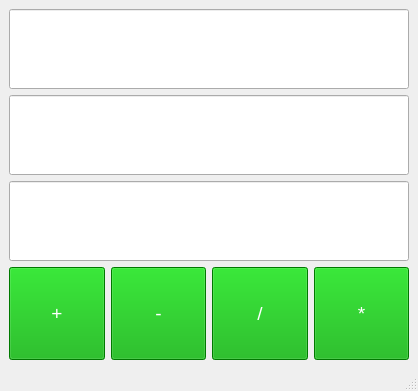
PetrovSergeyAleksandrovich/37_module_sbx, file 37_module_sbx_calc.ui: the form before one commit.
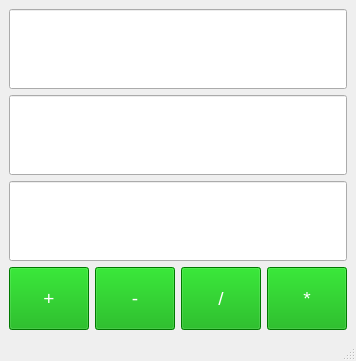
The form after the commit.

Commit message: prints result. doesn't calculate

```diff
--- a/37_module_sbx_calc.ui
+++ b/37_module_sbx_calc.ui
@@ -6,8 +6,8 @@
    <rect>
     <x>0</x>
     <y>0</y>
-    <width>418</width>
-    <height>391</height>
+    <width>340</width>
+    <height>361</height>
    </rect>
   </property>
   <property name="windowTitle">
@@ -31,9 +31,17 @@
           <height>80</height>
          </size>
         </property>
+        <property name="font">
+         <font>
+          <pointsize>12</pointsize>
+         </font>
+        </property>
         <property name="alignment">
          <set>Qt::AlignCenter</set>
         </property>
+        <property name="readOnly">
+         <bool>false</bool>
+        </property>
        </widget>
       </item>
       <item>
@@ -50,6 +58,11 @@
           <height>80</height>
          </size>
         </property>
+        <property name="font">
+         <font>
+          <pointsize>12</pointsize>
+         </font>
+        </property>
         <property name="alignment">
          <set>Qt::AlignCenter</set>
         </property>
@@ -63,6 +76,11 @@
           <height>80</height>
          </size>
         </property>
+        <property name="font">
+         <font>
+          <pointsize>12</pointsize>
+         </font>
+        </property>
         <property name="alignment">
          <set>Qt::AlignCenter</set>
         </property>
```
Left out of the diff: 6 changed lines with no effect on the pictures. The commit also changes 2 other files.
